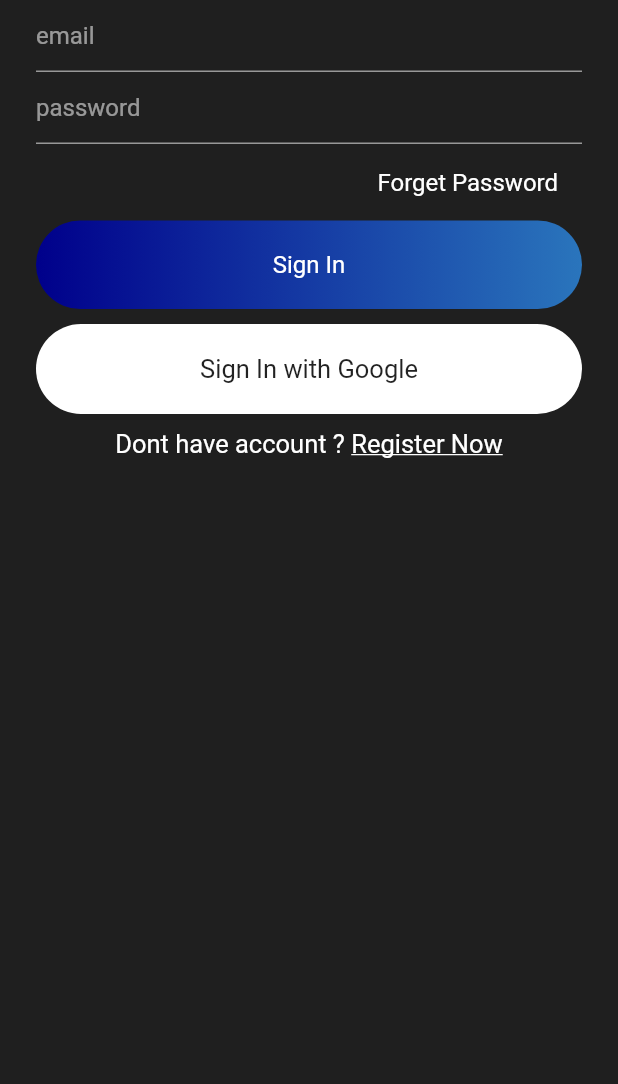
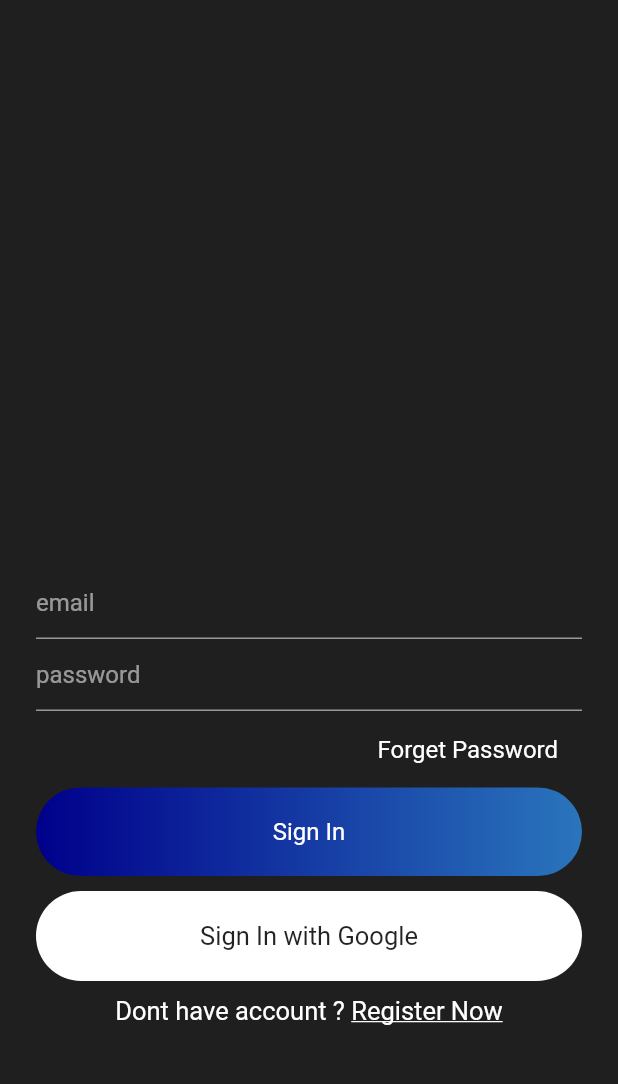
Before and after one commit to Nadil97/chat_app, a Flutter app: the screen it shows after launch, on a phone screen of 412 x 824 dp, the part 105-1189 px from its top. Run offline on Flutter 3.47's test engine with Material 2 defaults, Android fonts, the phone set to English and light mode, and no system bars.

Commit message:
finish ui part

```diff
--- a/lib/views/signIn.dart
+++ b/lib/views/signIn.dart
@@ -30,8 +30,11 @@ class _SignInState extends State<SignIn> {
     return Scaffold(
       appBar: appBarMain(),
       body: Container(
+        alignment: Alignment.bottomCenter,
+        child: Container(
             padding: EdgeInsets.symmetric(horizontal: 24),
             child: Column(
+              mainAxisSize: MainAxisSize.min,
               children: [
                 TextField(
                     style: simpleTextStyle(),
@@ -104,11 +107,15 @@ class _SignInState extends State<SignIn> {
                           color: Colors.white,
                           fontSize: 17,
                           decoration: TextDecoration.underline),
-                  )
+                    ),
                   ],
+                ),
+                SizedBox(
+                  height: 70,
                 )
               ],
             )),
+      ),
     );
   }
 }
```
Lines whose indentation alone changed are shown as unchanged.
